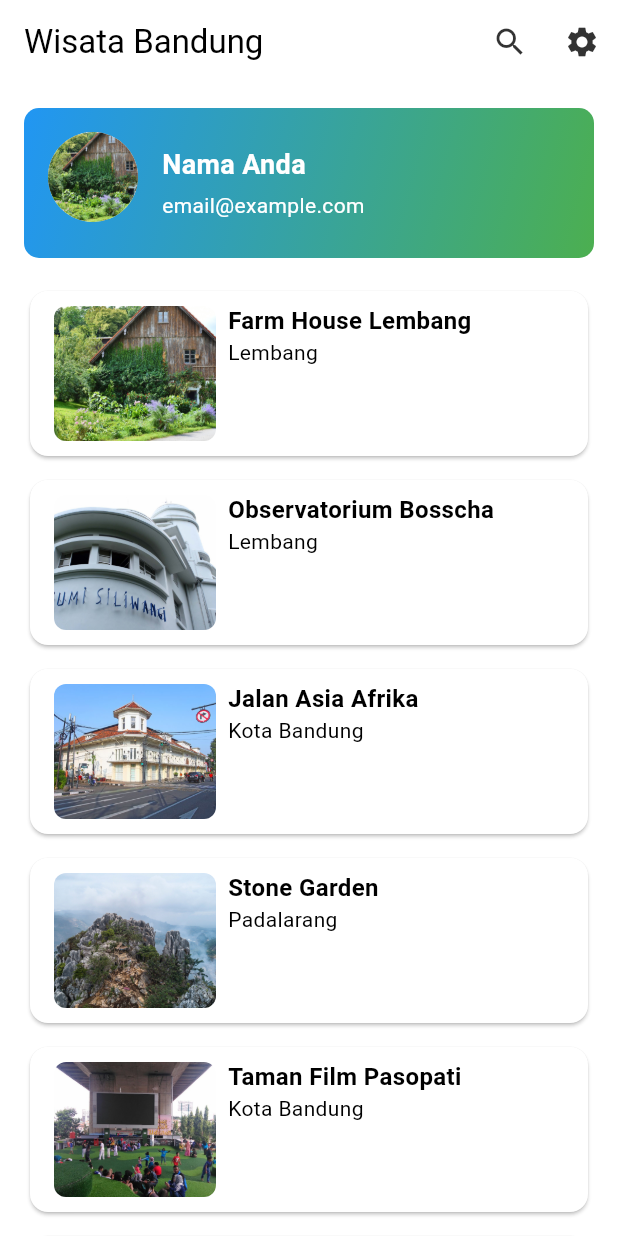
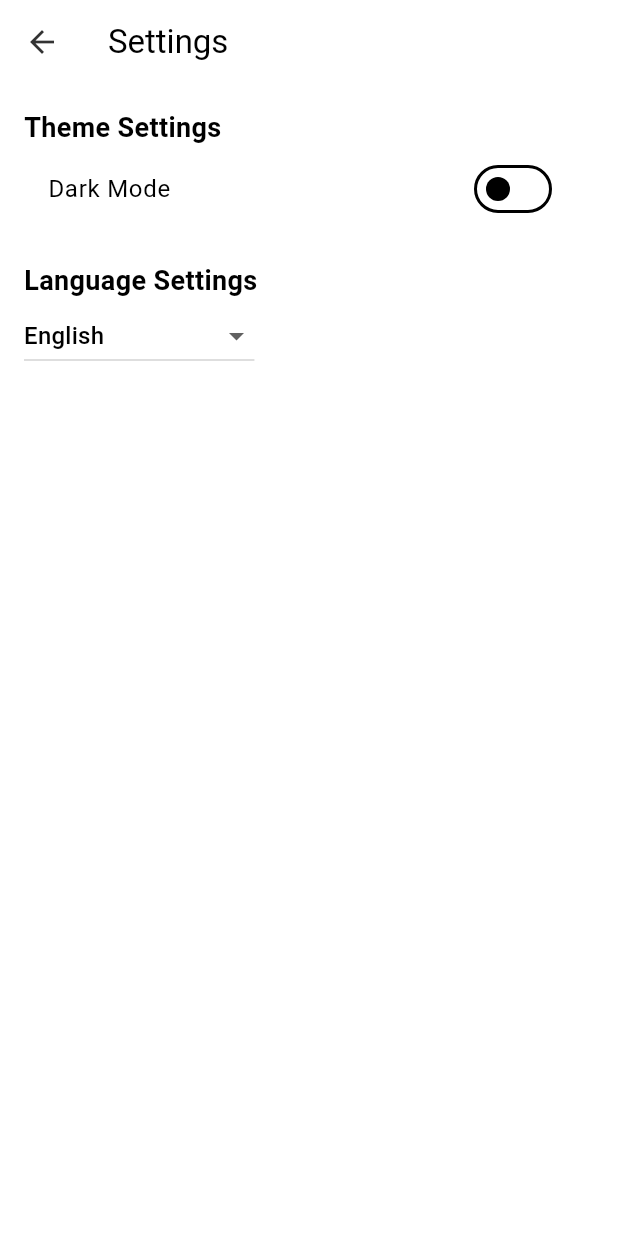
Before and after one commit to alfianfakhrudin2/wisatajogjaApp, a Flutter app: the screen it shows after launch, after a tap on the "settings" icon, on a phone screen of 412 x 824 dp. Run offline on Flutter 3.47's test engine with Material 3 defaults, Android fonts, the phone set to English and light mode, and no system bars.

Commit message:
menambahkan screen settings

```diff
--- a/lib/screen/main_screen.dart
+++ b/lib/screen/main_screen.dart
@@ -2,6 +2,7 @@ import 'package:flutter/material.dart';
 import 'package:flutter/widgets.dart';
 import 'package:wisatajogja/screen/detail_screen.dart';
 import 'package:wisatajogja/model/tourism_place.dart';
+import 'package:wisatajogja/screen/settings_screen.dart';
 
 class MainScreen extends StatefulWidget {
   const MainScreen({Key? key}) : super(key: key);
@@ -33,7 +34,17 @@ class _MainScreenState extends State<MainScreen> {
               showSearch(context: context, delegate: PlaceSearchDelegate());
             },
           ),
-          IconButton(onPressed: () {}, icon: const Icon(Icons.settings))
+          IconButton(
+            onPressed: () {
+              Navigator.push(
+                context,
+                MaterialPageRoute(
+                  builder: (context) => SettingsScreen(),
+                ),
+              );
+            },
+            icon: const Icon(Icons.settings),
+          ),
         ],
         shape: RoundedRectangleBorder(
           borderRadius: BorderRadius.only(
@@ -50,7 +61,7 @@ class _MainScreenState extends State<MainScreen> {
             width: double.infinity,
             height: 100,
             padding: EdgeInsets.all(16.0),
-            decoration: BoxDecoration(
+            decoration: const BoxDecoration(
               gradient: LinearGradient(
                 begin: Alignment.topLeft,
                 end: Alignment.bottomRight,
@@ -66,7 +77,7 @@ class _MainScreenState extends State<MainScreen> {
                 bottomRight: Radius.circular(10),
               ),
             ),
-            child: Row(
+            child: const Row(
               crossAxisAlignment: CrossAxisAlignment.start,
               children: [
                 CircleAvatar(
@@ -81,7 +92,7 @@ class _MainScreenState extends State<MainScreen> {
                   mainAxisAlignment: MainAxisAlignment.center,
                   children: [
                     Text(
-                      'Nama Anda', // Ganti dengan nama pengguna
+                      'Alfian', // Ganti dengan nama pengguna
                       style: TextStyle(
                         color: Colors.white,
                         fontSize: 18.0,
@@ -90,7 +101,7 @@ class _MainScreenState extends State<MainScreen> {
                     ),
                     SizedBox(height: 4.0),
                     Text(
-                      'email@example.com', // Ganti dengan email pengguna
+                      'alfianganteng@gmail.com', // Ganti dengan email pengguna
                       style: TextStyle(
                         color: Colors.white,
                         fontSize: 14.0,
--- /dev/null
+++ b/lib/screen/settings_screen.dart
@@ -0,0 +1,70 @@
+import 'package:flutter/material.dart';
+import 'package:wisatajogja/screen/main_screen.dart';
+
+class SettingsScreen extends StatefulWidget {
+  const SettingsScreen({Key? key}) : super(key: key);
+
+  @override
+  _SettingsScreenState createState() => _SettingsScreenState();
+}
+
+class _SettingsScreenState extends State<SettingsScreen> {
+  bool isDarkMode = false;
+  String selectedLanguage = 'English';
+
+  @override
+  Widget build(BuildContext context) {
+    return Scaffold(
+      appBar: AppBar(
+        title: Text('Settings'),
+      ),
+      body: Padding(
+        padding: const EdgeInsets.all(16.0),
+        child: Column(
+          crossAxisAlignment: CrossAxisAlignment.start,
+          children: [
+            Text(
+              'Theme Settings',
+              style: TextStyle(fontSize: 18, fontWeight: FontWeight.bold),
+            ),
+            SwitchListTile(
+              title: Text('Dark Mode'),
+              value: isDarkMode,
+              onChanged: (value) {
+                setState(() {
+                  isDarkMode = value;
+                });
+                // Implement logic to change theme mode here
+              },
+            ),
+            SizedBox(height: 20),
+            Text(
+              'Language Settings',
+              style: TextStyle(fontSize: 18, fontWeight: FontWeight.bold),
+            ),
+            DropdownButton<String>(
+              value: selectedLanguage,
+              onChanged: (String? newValue) {
+                setState(() {
+                  selectedLanguage = newValue!;
+                });
+                // Implement logic to change app language here
+              },
+              items: <String>[
+                'English',
+                'Bahasa Indonesia',
+                'Español',
+                'Français'
+              ].map<DropdownMenuItem<String>>((String value) {
+                return DropdownMenuItem<String>(
+                  value: value,
+                  child: Text(value),
+                );
+              }).toList(),
+            ),
+          ],
+        ),
+      ),
+    );
+  }
+}
```
